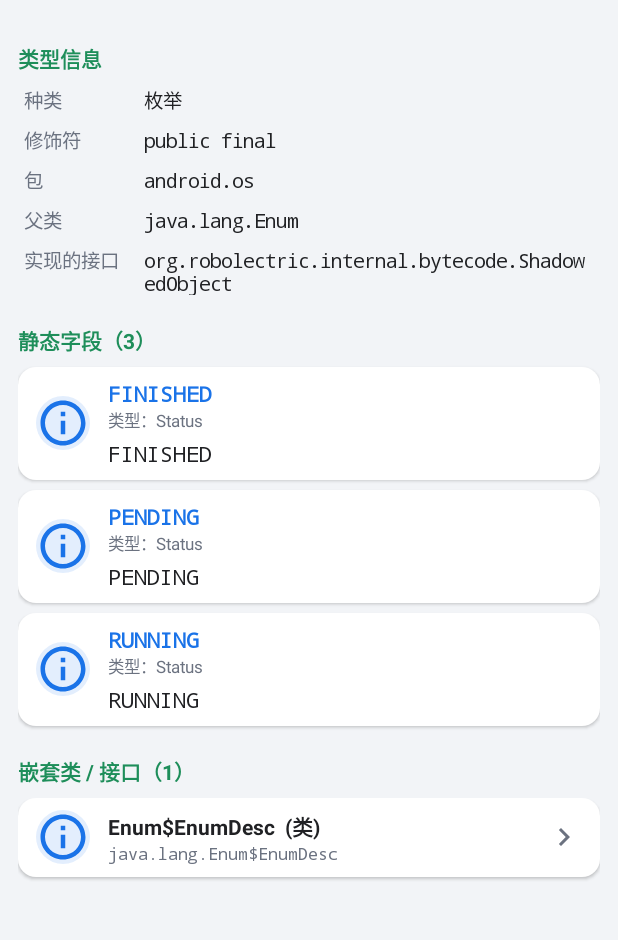
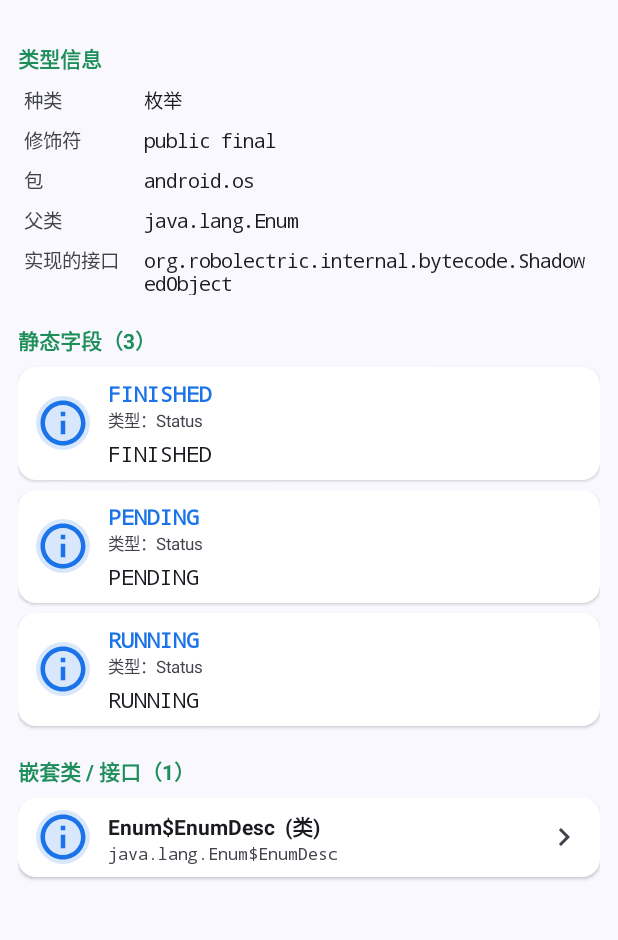
Before and after one commit to kagurazakayashi/android_sysinfo, an Android app: the screen it shows after launch (ClassDetailActivity), after a tap on an icon or button, on a phone screen of 412 x 824 dp, the part 96-1036 px from its top. Run offline under Robolectric (Android 15) with nearby library versions, the phone set to English and light mode, and no system bars; 3 other taps on this screen came first.

Commit message:
适配系统主题色和暗色模式

```diff
--- a/app/src/main/java/com/example/buildinfo/ClassDetailActivity.java
+++ b/app/src/main/java/com/example/buildinfo/ClassDetailActivity.java
@@ -176,7 +176,7 @@ public class ClassDetailActivity extends AppCompatActivity {
         tv.setText(text);
         tv.setTextSize(14);
         tv.setTypeface(Typeface.DEFAULT_BOLD);
-        tv.setTextColor(getColor(R.color.accent));
+        tv.setTextColor(Ui.color(this, R.color.accent));
         LinearLayout.LayoutParams lp = new LinearLayout.LayoutParams(
                 ViewGroup.LayoutParams.MATCH_PARENT, ViewGroup.LayoutParams.WRAP_CONTENT);
         lp.setMargins(0, dp(16), 0, dp(4));
@@ -192,13 +192,13 @@ public class ClassDetailActivity extends AppCompatActivity {
         TextView k = new TextView(this);
         k.setText(key);
         k.setTextSize(13);
-        k.setTextColor(getColor(R.color.text_sub));
+        k.setTextColor(Ui.color(this, R.color.text_sub));
         k.setLayoutParams(new LinearLayout.LayoutParams(dp(80), ViewGroup.LayoutParams.WRAP_CONTENT));
         TextView v = new TextView(this);
         v.setText(value);
         v.setTextSize(13);
         v.setTypeface(Typeface.MONOSPACE);
-        v.setTextColor(getColor(R.color.text_primary));
+        v.setTextColor(Ui.color(this, R.color.text_primary));
         v.setTextIsSelectable(true);
         row.addView(k);
         row.addView(v);
@@ -215,7 +215,7 @@ public class ClassDetailActivity extends AppCompatActivity {
                 ViewGroup.LayoutParams.MATCH_PARENT, ViewGroup.LayoutParams.WRAP_CONTENT);
         lp.setMargins(0, dp(3), 0, dp(3));
         card.setLayoutParams(lp);
-        card.setBackgroundResource(R.drawable.card_bg);
+        card.setBackground(Ui.roundRectBg(this, R.color.card_bg, 12));
         card.setElevation(dp(1));
         TypedValue ripple = new TypedValue();
         getTheme().resolveAttribute(android.R.attr.selectableItemBackground, ripple, true);
@@ -226,8 +226,8 @@ public class ClassDetailActivity extends AppCompatActivity {
         ImageView icon = new ImageView(this);
         String iconName = Icons.fieldIcon(f.name);
         icon.setImageResource(getResources().getIdentifier(iconName, "drawable", getPackageName()));
-        icon.setBackgroundResource(R.drawable.ic_icon_bg);
-        icon.setColorFilter(getColor(R.color.primary));
+        icon.setBackground(Ui.ovalBg(this, R.color.icon_bg));
+        icon.setColorFilter(Ui.color(this, R.color.primary));
         LinearLayout.LayoutParams iconLp = new LinearLayout.LayoutParams(dp(36), dp(36));
         iconLp.setMargins(0, 0, dp(12), 0);
         icon.setLayoutParams(iconLp);
@@ -241,18 +241,18 @@ public class ClassDetailActivity extends AppCompatActivity {
         name.setText(buildTitle(f.name, ZhNames.fieldZh(f.name)));
         name.setTextSize(14);
         name.setTypeface(Typeface.MONOSPACE, Typeface.BOLD);
-        name.setTextColor(getColor(R.color.primary));
+        name.setTextColor(Ui.color(this, R.color.primary));
 
         TextView type = new TextView(this);
         type.setText("类型：" + f.type);
         type.setTextSize(11);
-        type.setTextColor(getColor(R.color.text_sub));
+        type.setTextColor(Ui.color(this, R.color.text_sub));
 
         TextView value = new TextView(this);
         value.setText(f.value);
         value.setTextSize(14);
         value.setTypeface(Typeface.MONOSPACE);
-        value.setTextColor(getColor(R.color.text_primary));
+        value.setTextColor(Ui.color(this, R.color.text_primary));
         value.setPadding(0, dp(4), 0, 0);
         value.setTextIsSelectable(true);
 
@@ -346,7 +346,7 @@ public class ClassDetailActivity extends AppCompatActivity {
                 ViewGroup.LayoutParams.MATCH_PARENT, ViewGroup.LayoutParams.WRAP_CONTENT);
         lp.setMargins(0, dp(3), 0, dp(3));
         card.setLayoutParams(lp);
-        card.setBackgroundResource(R.drawable.card_bg);
+        card.setBackground(Ui.roundRectBg(this, R.color.card_bg, 12));
         card.setElevation(dp(1));
         TypedValue ripple = new TypedValue();
         getTheme().resolveAttribute(android.R.attr.selectableItemBackground, ripple, true);
@@ -362,8 +362,8 @@ public class ClassDetailActivity extends AppCompatActivity {
         ImageView icon = new ImageView(this);
         String iconName = Icons.iconName(n.getName());
         icon.setImageResource(getResources().getIdentifier(iconName, "drawable", getPackageName()));
-        icon.setBackgroundResource(R.drawable.ic_icon_bg);
-        icon.setColorFilter(getColor(R.color.primary));
+        icon.setBackground(Ui.ovalBg(this, R.color.icon_bg));
+        icon.setColorFilter(Ui.color(this, R.color.primary));
         LinearLayout.LayoutParams iconLp = new LinearLayout.LayoutParams(dp(36), dp(36));
         iconLp.setMargins(0, 0, dp(12), 0);
         icon.setLayoutParams(iconLp);
@@ -377,13 +377,13 @@ public class ClassDetailActivity extends AppCompatActivity {
         name.setText(buildTitle(shortName, zh) + "  (" + kind + ")");
         name.setTextSize(14);
         name.setTypeface(Typeface.DEFAULT_BOLD);
-        name.setTextColor(getColor(R.color.text_primary));
+        name.setTextColor(Ui.color(this, R.color.text_primary));
 
         TextView full = new TextView(this);
         full.setText(n.getName());
         full.setTextSize(11);
         full.setTypeface(Typeface.MONOSPACE);
-        full.setTextColor(getColor(R.color.text_sub));
+        full.setTextColor(Ui.color(this, R.color.text_sub));
 
         left.addView(name);
         left.addView(full);
@@ -391,7 +391,7 @@ public class ClassDetailActivity extends AppCompatActivity {
         // 右侧：进入箭头
         ImageView arrow = new ImageView(this);
         arrow.setImageResource(R.drawable.ic_chevron_right);
-        arrow.setColorFilter(getColor(R.color.text_sub));
+        arrow.setColorFilter(Ui.color(this, R.color.text_sub));
         LinearLayout.LayoutParams arrowLp = new LinearLayout.LayoutParams(dp(24), dp(24));
         arrowLp.setMargins(dp(8), 0, 0, 0);
         arrow.setLayoutParams(arrowLp);
@@ -426,7 +426,7 @@ public class ClassDetailActivity extends AppCompatActivity {
         TextView tv = new TextView(this);
         tv.setText(text);
         tv.setTextSize(13);
-        tv.setTextColor(getColor(R.color.text_sub));
+        tv.setTextColor(Ui.color(this, R.color.text_sub));
         LinearLayout.LayoutParams lp = new LinearLayout.LayoutParams(
                 ViewGroup.LayoutParams.MATCH_PARENT, ViewGroup.LayoutParams.WRAP_CONTENT);
         lp.setMargins(0, dp(4), 0, dp(8));
@@ -438,7 +438,7 @@ public class ClassDetailActivity extends AppCompatActivity {
         TextView tv = new TextView(this);
         tv.setText(msg);
         tv.setTextSize(14);
-        tv.setTextColor(getColor(R.color.text_primary));
+        tv.setTextColor(Ui.color(this, R.color.text_primary));
         tv.setPadding(dp(16), dp(24), dp(16), dp(24));
         container.addView(tv);
     }
@@ -479,7 +479,7 @@ public class ClassDetailActivity extends AppCompatActivity {
         if (zh == null || zh.isEmpty()) return en;
         String text = en + "  " + zh;
         SpannableString ss = new SpannableString(text);
-        ss.setSpan(new ForegroundColorSpan(getColor(R.color.accent)),
+        ss.setSpan(new ForegroundColorSpan(Ui.color(this, R.color.accent)),
                 en.length() + 2, text.length(),
                 Spanned.SPAN_EXCLUSIVE_EXCLUSIVE);
         return ss;
--- a/app/src/main/java/com/example/buildinfo/FavoritesActivity.java
+++ b/app/src/main/java/com/example/buildinfo/FavoritesActivity.java
@@ -67,7 +67,7 @@ public class FavoritesActivity extends AppCompatActivity {
             TextView empty = new TextView(this);
             empty.setText(R.string.favorites_empty);
             empty.setTextSize(14);
-            empty.setTextColor(getColor(R.color.text_sub));
+            empty.setTextColor(Ui.color(this, R.color.text_sub));
             empty.setGravity(Gravity.CENTER);
             empty.setPadding(dp(16), dp(48), dp(16), dp(16));
             container.addView(empty);
@@ -95,7 +95,7 @@ public class FavoritesActivity extends AppCompatActivity {
                 ViewGroup.LayoutParams.MATCH_PARENT, ViewGroup.LayoutParams.WRAP_CONTENT);
         lp.setMargins(0, dp(3), 0, dp(3));
         card.setLayoutParams(lp);
-        card.setBackgroundResource(R.drawable.card_bg);
+        card.setBackground(Ui.roundRectBg(this, R.color.card_bg, 12));
         card.setElevation(dp(1));
         TypedValue ripple = new TypedValue();
         getTheme().resolveAttribute(android.R.attr.selectableItemBackground, ripple, true);
@@ -106,8 +106,8 @@ public class FavoritesActivity extends AppCompatActivity {
         ImageView icon = new ImageView(this);
         String iconName = Icons.fieldIcon(f.fieldName);
         icon.setImageResource(getResources().getIdentifier(iconName, "drawable", getPackageName()));
-        icon.setBackgroundResource(R.drawable.ic_icon_bg);
-        icon.setColorFilter(getColor(R.color.primary));
+        icon.setBackground(Ui.ovalBg(this, R.color.icon_bg));
+        icon.setColorFilter(Ui.color(this, R.color.primary));
         LinearLayout.LayoutParams iconLp = new LinearLayout.LayoutParams(dp(36), dp(36));
         iconLp.setMargins(0, 0, dp(12), 0);
         icon.setLayoutParams(iconLp);
@@ -121,19 +121,19 @@ public class FavoritesActivity extends AppCompatActivity {
         name.setText(buildTitle(f.fieldName, ZhNames.fieldZh(f.fieldName)));
         name.setTextSize(14);
         name.setTypeface(Typeface.MONOSPACE, Typeface.BOLD);
-        name.setTextColor(getColor(R.color.primary));
+        name.setTextColor(Ui.color(this, R.color.primary));
 
         TextView clsName = new TextView(this);
         clsName.setText(f.className);
         clsName.setTextSize(11);
         clsName.setTypeface(Typeface.MONOSPACE);
-        clsName.setTextColor(getColor(R.color.text_sub));
+        clsName.setTextColor(Ui.color(this, R.color.text_sub));
 
         TextView value = new TextView(this);
         value.setText(f.value);
         value.setTextSize(14);
         value.setTypeface(Typeface.MONOSPACE);
-        value.setTextColor(getColor(R.color.text_primary));
+        value.setTextColor(Ui.color(this, R.color.text_primary));
         value.setPadding(0, dp(4), 0, 0);
         value.setTextIsSelectable(true);
 
@@ -219,7 +219,7 @@ public class FavoritesActivity extends AppCompatActivity {
         if (zh == null || zh.isEmpty()) return en;
         String text = en + "  " + zh;
         SpannableString ss = new SpannableString(text);
-        ss.setSpan(new ForegroundColorSpan(getColor(R.color.accent)),
+        ss.setSpan(new ForegroundColorSpan(Ui.color(this, R.color.accent)),
                 en.length() + 2, text.length(),
                 Spanned.SPAN_EXCLUSIVE_EXCLUSIVE);
         return ss;
--- a/app/src/main/java/com/example/buildinfo/MainActivity.java
+++ b/app/src/main/java/com/example/buildinfo/MainActivity.java
@@ -196,7 +196,7 @@ public class MainActivity extends AppCompatActivity {
                 ViewGroup.LayoutParams.MATCH_PARENT, ViewGroup.LayoutParams.WRAP_CONTENT);
         lp.setMargins(0, dp(4), 0, dp(4));
         card.setLayoutParams(lp);
-        card.setBackgroundResource(R.drawable.card_bg);
+        card.setBackground(Ui.roundRectBg(this, R.color.card_bg, 12));
         card.setElevation(dp(1));
 
         TypedValue ripple = new TypedValue();
@@ -208,8 +208,8 @@ public class MainActivity extends AppCompatActivity {
         ImageView icon = new ImageView(this);
         String iconName = Icons.iconName(className);
         icon.setImageResource(getResources().getIdentifier(iconName, "drawable", getPackageName()));
-        icon.setBackgroundResource(R.drawable.ic_icon_bg);
-        icon.setColorFilter(getColor(R.color.primary));
+        icon.setBackground(Ui.ovalBg(this, R.color.icon_bg));
+        icon.setColorFilter(Ui.color(this, R.color.primary));
         LinearLayout.LayoutParams iconLp = new LinearLayout.LayoutParams(dp(40), dp(40));
         iconLp.setMargins(0, 0, dp(12), 0);
         icon.setLayoutParams(iconLp);
@@ -223,7 +223,7 @@ public class MainActivity extends AppCompatActivity {
         title.setText(buildTitle(shortName, ZhNames.classZh(className)));
         title.setTextSize(16);
         title.setTypeface(Typeface.DEFAULT_BOLD);
-        title.setTextColor(getColor(R.color.text_primary));
+        title.setTextColor(Ui.color(this, R.color.text_primary));
 
         TextView sub = new TextView(this);
         if (fieldCount >= 0) {
@@ -233,7 +233,7 @@ public class MainActivity extends AppCompatActivity {
         }
         sub.setTextSize(12);
         sub.setTypeface(Typeface.MONOSPACE);
-        sub.setTextColor(getColor(R.color.text_sub));
+        sub.setTextColor(Ui.color(this, R.color.text_sub));
         sub.setPadding(0, dp(3), 0, 0);
 
         left.addView(title);
@@ -242,7 +242,7 @@ public class MainActivity extends AppCompatActivity {
         // 右侧：进入箭头
         ImageView arrow = new ImageView(this);
         arrow.setImageResource(R.drawable.ic_chevron_right);
-        arrow.setColorFilter(getColor(R.color.text_sub));
+        arrow.setColorFilter(Ui.color(this, R.color.text_sub));
         LinearLayout.LayoutParams arrowLp = new LinearLayout.LayoutParams(dp(24), dp(24));
         arrowLp.setMargins(dp(8), 0, 0, 0);
         arrow.setLayoutParams(arrowLp);
@@ -266,7 +266,7 @@ public class MainActivity extends AppCompatActivity {
         if (zh == null || zh.isEmpty()) return en;
         String text = en + "  " + zh;
         SpannableString ss = new SpannableString(text);
-        ss.setSpan(new ForegroundColorSpan(getColor(R.color.accent)),
+        ss.setSpan(new ForegroundColorSpan(Ui.color(this, R.color.accent)),
                 en.length() + 2, text.length(),
                 Spanned.SPAN_EXCLUSIVE_EXCLUSIVE);
         return ss;
--- /dev/null
+++ b/app/src/main/java/com/example/buildinfo/Ui.java
@@ -0,0 +1,54 @@
+package com.example.buildinfo;
+
+import android.content.Context;
+import android.graphics.drawable.GradientDrawable;
+
+import com.google.android.material.color.MaterialColors;
+
+/** UI 辅助工具：动态生成可随主题（暗色/动态色）变化的自适应背景 */
+public final class Ui {
+
+    private Ui() {}
+
+    /** dp → px */
+    public static int dp(Context ctx, float dp) {
+        return Math.round(dp * ctx.getResources().getDisplayMetrics().density);
+    }
+
+    /** 解析颜色名 → 主题属性，随暗色/动态色自动变化 */
+    public static int color(Context ctx, int colorRes) {
+        // 颜色名 → Material 3 主题属性 id（避免 getColor 无法解析 ?attr 的问题）
+        int attr = resolveAttr(colorRes);
+        if (attr != 0) {
+            return MaterialColors.getColor(ctx, attr, 0xFF1A73E8);
+        }
+        return ctx.getColor(colorRes);
+    }
+
+    private static int resolveAttr(int colorRes) {
+        if (colorRes == R.color.primary) return com.google.android.material.R.attr.colorPrimary;
+        if (colorRes == R.color.accent) return com.google.android.material.R.attr.colorSecondary;
+        if (colorRes == R.color.background) return com.google.android.material.R.attr.colorSurface;
+        if (colorRes == R.color.card_bg) return com.google.android.material.R.attr.colorSurfaceContainerLowest;
+        if (colorRes == R.color.icon_bg) return com.google.android.material.R.attr.colorPrimaryContainer;
+        if (colorRes == R.color.text_primary) return com.google.android.material.R.attr.colorOnSurface;
+        if (colorRes == R.color.text_sub) return com.google.android.material.R.attr.colorOnSurfaceVariant;
+        return 0;
+    }
+
+    /** 圆角矩形背景（颜色引用 attr，随主题自动适配） */
+    public static GradientDrawable roundRectBg(Context ctx, int colorRes, float radiusDp) {
+        GradientDrawable bg = new GradientDrawable();
+        bg.setColor(color(ctx, colorRes));
+        bg.setCornerRadius(dp(ctx, radiusDp));
+        return bg;
+    }
+
+    /** 圆形背景（颜色引用 attr，随主题自动适配） */
+    public static GradientDrawable ovalBg(Context ctx, int colorRes) {
+        GradientDrawable bg = new GradientDrawable();
+        bg.setShape(GradientDrawable.OVAL);
+        bg.setColor(color(ctx, colorRes));
+        return bg;
+    }
+}
--- a/app/src/main/res/drawable/card_bg.xml
+++ /dev/null
@@ -1,6 +0,0 @@
-<?xml version="1.0" encoding="utf-8"?>
-<shape xmlns:android="http://schemas.android.com/apk/res/android"
-    android:shape="rectangle">
-    <solid android:color="@color/card_bg" />
-    <corners android:radius="12dp" />
-</shape>
--- a/app/src/main/res/drawable/ic_icon_bg.xml
+++ /dev/null
@@ -1,6 +0,0 @@
-<?xml version="1.0" encoding="utf-8"?>
-<!-- 图标圆形背景（主色 12% 透明度） -->
-<shape xmlns:android="http://schemas.android.com/apk/res/android"
-    android:shape="oval">
-    <solid android:color="#1F1A73E8" />
-</shape>
--- a/app/src/main/res/layout/activity_detail.xml
+++ b/app/src/main/res/layout/activity_detail.xml
@@ -4,20 +4,20 @@
     android:layout_width="match_parent"
     android:layout_height="match_parent"
     android:orientation="vertical"
-    android:background="@color/background">
+    android:background="?attr/colorSurface">
 
     <com.google.android.material.appbar.AppBarLayout
         android:id="@+id/appbar"
         android:layout_width="match_parent"
         android:layout_height="wrap_content"
-        android:background="@color/primary"
+        android:background="@color/brand_primary"
         android:fitsSystemWindows="true">
 
         <com.google.android.material.appbar.MaterialToolbar
             android:id="@+id/toolbar"
             android:layout_width="match_parent"
             android:layout_height="?attr/actionBarSize"
-            android:background="@color/primary"
+            android:background="@color/brand_primary"
             android:elevation="4dp"
             app:titleTextColor="#FFFFFF"
             app:subtitleTextColor="#B3FFFFFF"
--- a/app/src/main/res/layout/activity_favorites.xml
+++ b/app/src/main/res/layout/activity_favorites.xml
@@ -4,20 +4,20 @@
     android:layout_width="match_parent"
     android:layout_height="match_parent"
     android:orientation="vertical"
-    android:background="@color/background">
+    android:background="?attr/colorSurface">
 
     <com.google.android.material.appbar.AppBarLayout
         android:id="@+id/appbar"
         android:layout_width="match_parent"
         android:layout_height="wrap_content"
-        android:background="@color/primary"
+        android:background="@color/brand_primary"
         android:fitsSystemWindows="true">
 
         <com.google.android.material.appbar.MaterialToolbar
             android:id="@+id/toolbar"
             android:layout_width="match_parent"
             android:layout_height="?attr/actionBarSize"
-            android:background="@color/primary"
+            android:background="@color/brand_primary"
             android:elevation="4dp"
             app:titleTextColor="#FFFFFF"
             app:subtitleTextColor="#B3FFFFFF"
--- a/app/src/main/res/layout/activity_main.xml
+++ b/app/src/main/res/layout/activity_main.xml
@@ -4,21 +4,21 @@
     android:layout_width="match_parent"
     android:layout_height="match_parent"
     android:orientation="vertical"
-    android:background="@color/background">
+    android:background="?attr/colorSurface">
 
     <!-- AppBarLayout + MaterialToolbar：背景延伸至状态栏（含挖孔）区域，内容正常显示 -->
     <com.google.android.material.appbar.AppBarLayout
         android:id="@+id/appbar"
         android:layout_width="match_parent"
         android:layout_height="wrap_content"
-        android:background="@color/primary"
+        android:background="@color/brand_primary"
         android:fitsSystemWindows="true">
 
         <com.google.android.material.appbar.MaterialToolbar
             android:id="@+id/toolbar"
             android:layout_width="match_parent"
             android:layout_height="?attr/actionBarSize"
-            android:background="@color/primary"
+            android:background="@color/brand_primary"
             android:elevation="4dp"
             app:titleTextColor="#FFFFFF"
             app:subtitleTextColor="#B3FFFFFF"
@@ -38,7 +38,7 @@
         android:paddingEnd="8dp"
         android:paddingTop="4dp"
         android:paddingBottom="4dp"
-        android:background="@color/background">
+        android:background="?attr/colorSurface">
 
         <TextView
             android:layout_width="0dp"
@@ -46,7 +46,7 @@
             android:layout_weight="1"
             android:text="仅显示含静态字段或嵌套类的项"
             android:textSize="14sp"
-            android:textColor="@color/text_primary" />
+            android:textColor="?attr/colorOnSurface" />
 
         <com.google.android.material.materialswitch.MaterialSwitch
             android:id="@+id/switch_filter_empty"
--- /dev/null
+++ b/app/src/main/res/values-night/themes.xml
@@ -0,0 +1,26 @@
+<?xml version="1.0" encoding="utf-8"?>
+<resources>
+    <!-- Material Components (Material 3) 暗色主题 -->
+    <style name="AppTheme" parent="Theme.Material3.DynamicColors.Dark.NoActionBar">
+        <!-- 暗色品牌色：稍深蓝保证白字对比度 -->
+        <item name="colorPrimary">@color/brand_primary_dark</item>
+        <item name="colorOnPrimary">@android:color/white</item>
+        <item name="colorPrimaryContainer">#16336E</item>
+        <item name="colorOnPrimaryContainer">#D7E2FF</item>
+        <item name="colorSecondary">#7ED3A1</item>
+        <item name="colorOnSecondary">#0A3D24</item>
+        <item name="colorSecondaryContainer">#1E4D38</item>
+        <item name="colorOnSecondaryContainer">#D3F2E2</item>
+        <!-- 表面色：暗色背景 -->
+        <item name="colorSurfaceContainerLow">#1E1E22</item>
+        <item name="colorSurfaceContainerLowest">#141417</item>
+        <!-- 状态栏：与顶栏同色 -->
+        <item name="android:statusBarColor">@color/brand_primary</item>
+        <item name="android:windowDrawsSystemBarBackgrounds">true</item>
+        <item name="android:windowLightStatusBar">false</item>
+        <item name="android:windowBackground">?attr/colorSurface</item>
+        <!-- Material 组件默认样式（复用亮色定义，颜色为 attr 引用自动适配） -->
+        <item name="materialAlertDialogTheme">@style/AppDialog</item>
+        <item name="materialCardViewStyle">@style/AppCard</item>
+    </style>
+</resources>
--- a/app/src/main/res/values/colors.xml
+++ b/app/src/main/res/values/colors.xml
@@ -1,11 +1,20 @@
 <?xml version="1.0" encoding="utf-8"?>
 <resources>
-    <color name="primary">#1A73E8</color>
-    <color name="primary_dark">#0D47A1</color>
-    <color name="accent">#1E8E5A</color>
-    <color name="background">#F2F4F7</color>
-    <color name="card_bg">#FFFFFF</color>
-    <color name="text_primary">#202124</color>
-    <color name="text_sub">#6B7280</color>
+    <!-- 动态颜色：引用 Material 3 主题角色色，随明暗模式 / 系统动态取色（Android 12+）自动变化 -->
+    <color name="primary">?attr/colorPrimary</color>
+    <color name="primary_dark">?attr/colorPrimary</color>
+    <color name="accent">?attr/colorSecondary</color>
+    <color name="background">?attr/colorSurfaceContainerLow</color>
+    <color name="card_bg">?attr/colorSurfaceContainerLowest</color>
+    <color name="text_primary">?attr/colorOnSurface</color>
+    <color name="text_sub">?attr/colorOnSurfaceVariant</color>
+    <!-- 图标圆形背景（主色容器色） -->
+    <color name="icon_bg">?attr/colorPrimaryContainer</color>
+    <!-- 启动图标背景：固定品牌色（自适应图标由系统无主题解析，不能引用 attr） -->
     <color name="ic_launcher_background">#1A73E8</color>
+
+    <!-- 品牌固定色（主题亮/暗模式的兜底色，不被 attr 引用） -->
+    <color name="brand_primary">#1A73E8</color>
+    <color name="brand_accent">#1E8E5A</color>
+    <color name="brand_primary_dark">#4A7BE0</color>
 </resources>
--- a/app/src/main/res/values/themes.xml
+++ b/app/src/main/res/values/themes.xml
@@ -1,23 +1,24 @@
 <?xml version="1.0" encoding="utf-8"?>
 <resources>
-    <!-- Material Components (Material 3) 主题 -->
-    <style name="AppTheme" parent="Theme.Material3.Light.NoActionBar">
-        <!-- 品牌色 -->
-        <item name="colorPrimary">@color/primary</item>
+    <!-- Material Components (Material 3) 亮色主题：Android 12+ 自动跟随系统动态取色（壁纸色）；低版本回退品牌色 -->
+    <style name="AppTheme" parent="Theme.Material3.DynamicColors.Light.NoActionBar">
+        <!-- 品牌色：仅在 Android 12 以下设备生效（12+ 被 DynamicColors 自动覆盖） -->
+        <item name="colorPrimary">@color/brand_primary</item>
         <item name="colorOnPrimary">@android:color/white</item>
         <item name="colorPrimaryContainer">#D8E7FB</item>
         <item name="colorOnPrimaryContainer">#0B3D91</item>
-        <item name="colorSecondary">@color/accent</item>
+        <item name="colorSecondary">@color/brand_accent</item>
         <item name="colorOnSecondary">@android:color/white</item>
         <item name="colorSecondaryContainer">#D3F2E2</item>
         <item name="colorOnSecondaryContainer">#0A4A2B</item>
-        <item name="android:colorPrimary">@color/primary</item>
-        <item name="android:colorAccent">@color/accent</item>
-        <!-- 状态栏：填充为顶栏同色（API35+ edge-to-edge 下由顶栏背景延伸覆盖，此处兼容旧设备） -->
-        <item name="android:statusBarColor">@color/primary</item>
+        <!-- 表面色：统一为偏蓝的浅灰，避免 Material 默认的紫调 -->
+        <item name="colorSurfaceContainerLow">#F2F4F7</item>
+        <item name="colorSurfaceContainerLowest">#FFFFFF</item>
+        <!-- 状态栏：与顶栏同色（API35+ edge-to-edge 下由顶栏背景延伸覆盖，此处兼容旧设备） -->
+        <item name="android:statusBarColor">@color/brand_primary</item>
         <item name="android:windowDrawsSystemBarBackgrounds">true</item>
         <item name="android:windowLightStatusBar">false</item>
-        <item name="android:windowBackground">@color/background</item>
+        <item name="android:windowBackground">?attr/colorSurface</item>
         <!-- Material 组件默认样式 -->
         <item name="materialAlertDialogTheme">@style/AppDialog</item>
         <item name="materialCardViewStyle">@style/AppCard</item>
```
